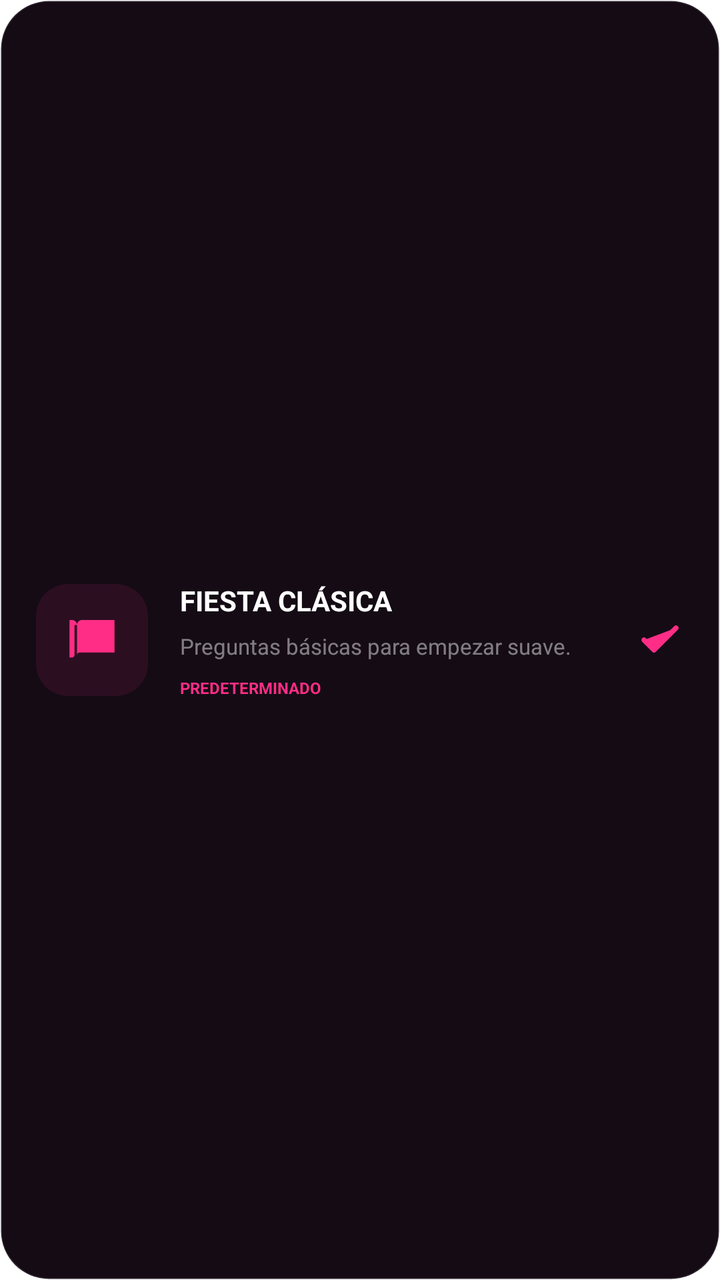
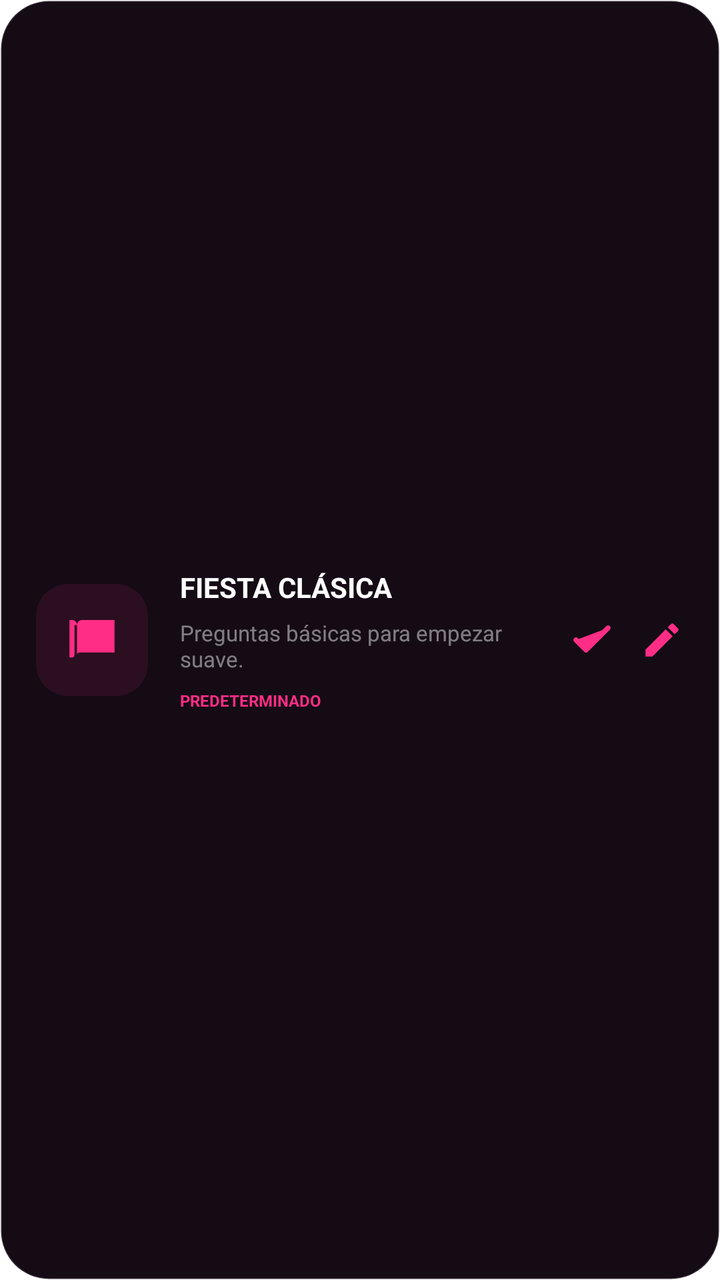

Compare the two renders of this Android layout. The source of the first and the diff that turns it into the second are given below.
<!-- AndroidManifest.xml: application theme Theme.TragoMaestro -->
<!-- res/layout/item_question_pack.xml -->
<?xml version="1.0" encoding="utf-8"?>
<layout xmlns:android="http://schemas.android.com/apk/res/android"
    xmlns:app="http://schemas.android.com/apk/res-auto">

    <LinearLayout
        android:id="@+id/itemPackRoot"
        android:layout_width="match_parent"
        android:layout_height="112dp"
        android:layout_marginBottom="14dp"
        android:background="@drawable/bg_pack_item_unselected"
        android:gravity="center_vertical"
        android:orientation="horizontal"
        android:padding="18dp">

        <FrameLayout
            android:layout_width="56dp"
            android:layout_height="56dp"
            android:background="@drawable/bg_pack_icon">

            <androidx.appcompat.widget.AppCompatImageView
                android:id="@+id/ivPackIcon"
                android:layout_width="30dp"
                android:layout_height="30dp"
                android:layout_gravity="center"
                android:src="@drawable/ic_book_open"
                app:tint="@color/tm_pink" />
        </FrameLayout>

        <LinearLayout
            android:layout_width="0dp"
            android:layout_height="wrap_content"
            android:layout_marginStart="16dp"
            android:layout_weight="1"
            android:orientation="vertical">

            <TextView
                android:id="@+id/tvPackName"
                android:layout_width="match_parent"
                android:layout_height="wrap_content"
                android:text="Fiesta Clásica"
                android:textAllCaps="true"
                android:textColor="@android:color/white"
                android:textSize="14sp"
                android:textStyle="bold" />

            <TextView
                android:id="@+id/tvPackDescription"
                android:layout_width="match_parent"
                android:layout_height="wrap_content"
                android:layout_marginTop="6dp"
                android:text="Preguntas básicas para empezar suave."
                android:textColor="#77FFFFFF"
                android:textSize="11sp" />

            <TextView
                android:id="@+id/tvPackType"
                android:layout_width="wrap_content"
                android:layout_height="wrap_content"
                android:layout_marginTop="8dp"
                android:text="PREDETERMINADO"
                android:textColor="@color/tm_pink"
                android:textSize="8sp"
                android:textStyle="bold" />
        </LinearLayout>

        <androidx.appcompat.widget.AppCompatImageView
            android:id="@+id/ivPackSelected"
            android:layout_width="24dp"
            android:layout_height="24dp"
            android:src="@drawable/ic_check"
            app:tint="@color/tm_pink" />

    </LinearLayout>
</layout>
<!-- resources referenced by this layout -->
<resources>
  <color name="tm_pink">#FF2D85</color>
  <!-- drawable bg_pack_icon (drawable) -->
  <?xml version="1.0" encoding="utf-8"?>
  <shape xmlns:android="http://schemas.android.com/apk/res/android">
      <solid android:color="#1AFF2D85" />
      <corners android:radius="16dp" />
  </shape>
  <!-- drawable bg_pack_item_unselected (drawable) -->
  <?xml version="1.0" encoding="utf-8"?>
  <shape xmlns:android="http://schemas.android.com/apk/res/android">
      <solid android:color="#140B15" />
      <corners android:radius="24dp" />
      <stroke
          android:width="1dp"
          android:color="#22FFFFFF" />
  </shape>
  <!-- drawable ic_book_open (drawable) -->
  <vector xmlns:android="http://schemas.android.com/apk/res/android"
      android:width="24dp"
      android:height="24dp"
      android:viewportWidth="24"
      android:viewportHeight="24">
      <path
          android:fillColor="#FFFFFFFF"
          android:pathData="M21,4H8c-1.1,0 -2,0.9 -2,2v12c0,-0.55 0.45,-1 1,-1h14V4zM6,6c0,-1.1 -0.9,-2 -2,-2H3v15h1c0.55,0 1,-0.45 1,-1V6z" />
  </vector>
  <!-- drawable ic_check (drawable) -->
  <vector xmlns:android="http://schemas.android.com/apk/res/android"
      android:width="24dp"
      android:height="24dp"
      android:viewportWidth="24"
      android:viewportHeight="24">
      <path
          android:fillColor="@android:color/white"
          android:pathData="M20,6L9,17l-5,-5"
          android:strokeColor="@android:color/white"
          android:strokeLineCap="round"
          android:strokeLineJoin="round"
          android:strokeWidth="2.5"/>
  </vector>
  <style name="Theme.TragoMaestro" parent="Theme.MaterialComponents.DayNight.NoActionBar">
          <item name="colorPrimary">@color/tm_pink</item>
          <item name="colorPrimaryVariant">@color/tm_background</item>
          <item name="colorOnPrimary">@android:color/white</item>
  
          <item name="colorSecondary">@color/tm_pink</item>
          <item name="colorSecondaryVariant">@color/tm_pink</item>
          <item name="colorOnSecondary">@android:color/white</item>
  
          <item name="android:statusBarColor">@android:color/transparent</item>
          <item name="android:navigationBarColor">@color/tm_background</item>
      </style>
  <color name="tm_background">#140B15</color>
</resources>

<!-- the commit's change to res/layout/item_question_pack.xml (unified diff, before → after) -->
@@ -37,7 +37,7 @@
                 android:id="@+id/tvPackName"
                 android:layout_width="match_parent"
                 android:layout_height="wrap_content"
-                android:text="Fiesta Clásica"
+                android:text="@string/pack_name_placeholder"
                 android:textAllCaps="true"
                 android:textColor="@android:color/white"
                 android:textSize="14sp"
@@ -48,7 +48,7 @@
                 android:layout_width="match_parent"
                 android:layout_height="wrap_content"
                 android:layout_marginTop="6dp"
-                android:text="Preguntas básicas para empezar suave."
+                android:text="@string/pack_description_placeholder"
                 android:textColor="#77FFFFFF"
                 android:textSize="11sp" />
 
@@ -57,7 +57,7 @@
                 android:layout_width="wrap_content"
                 android:layout_height="wrap_content"
                 android:layout_marginTop="8dp"
-                android:text="PREDETERMINADO"
+                android:text="@string/pack_type_default"
                 android:textColor="@color/tm_pink"
                 android:textSize="8sp"
                 android:textStyle="bold" />
@@ -70,5 +70,13 @@
             android:src="@drawable/ic_check"
             app:tint="@color/tm_pink" />
 
+        <androidx.appcompat.widget.AppCompatImageView
+            android:id="@+id/ivEditPack"
+            android:layout_width="22dp"
+            android:layout_height="22dp"
+            android:layout_marginStart="12dp"
+            android:src="@drawable/ic_edit"
+            app:tint="@color/tm_pink" />
+
     </LinearLayout>
 </layout>
<!-- resource entries referenced after the edit -->
@@ -40,6 +40,19 @@
           android:strokeLineJoin="round"
           android:strokeWidth="2.5"/>
   </vector>
+  <!-- drawable ic_edit (drawable) -->
+  <vector xmlns:android="http://schemas.android.com/apk/res/android"
+      android:width="24dp"
+      android:height="24dp"
+      android:viewportWidth="24"
+      android:viewportHeight="24">
+      <path
+          android:fillColor="@android:color/white"
+          android:pathData="M3,17.25V21h3.75L17.81,9.94l-3.75,-3.75L3,17.25zM20.71,7.04c0.39,-0.39 0.39,-1.02 0,-1.41l-2.34,-2.34c-0.39,-0.39 -1.02,-0.39 -1.41,0l-1.83,1.83l3.75,3.75l1.83,-1.83z" />
+  </vector>
+  <string name="pack_description_placeholder">Preguntas básicas para empezar suave.</string>
+  <string name="pack_name_placeholder">Fiesta Clásica</string>
+  <string name="pack_type_default">PREDETERMINADO</string>
   <style name="Theme.TragoMaestro" parent="Theme.MaterialComponents.DayNight.NoActionBar">
           <item name="colorPrimary">@color/tm_pink</item>
           <item name="colorPrimaryVariant">@color/tm_background</item>
